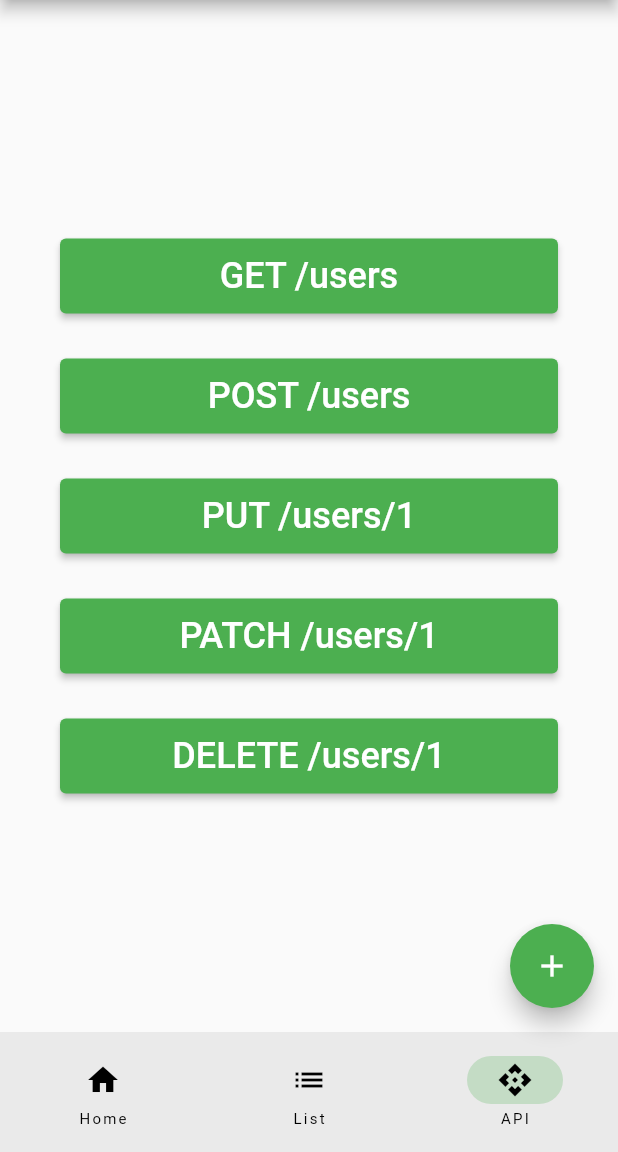
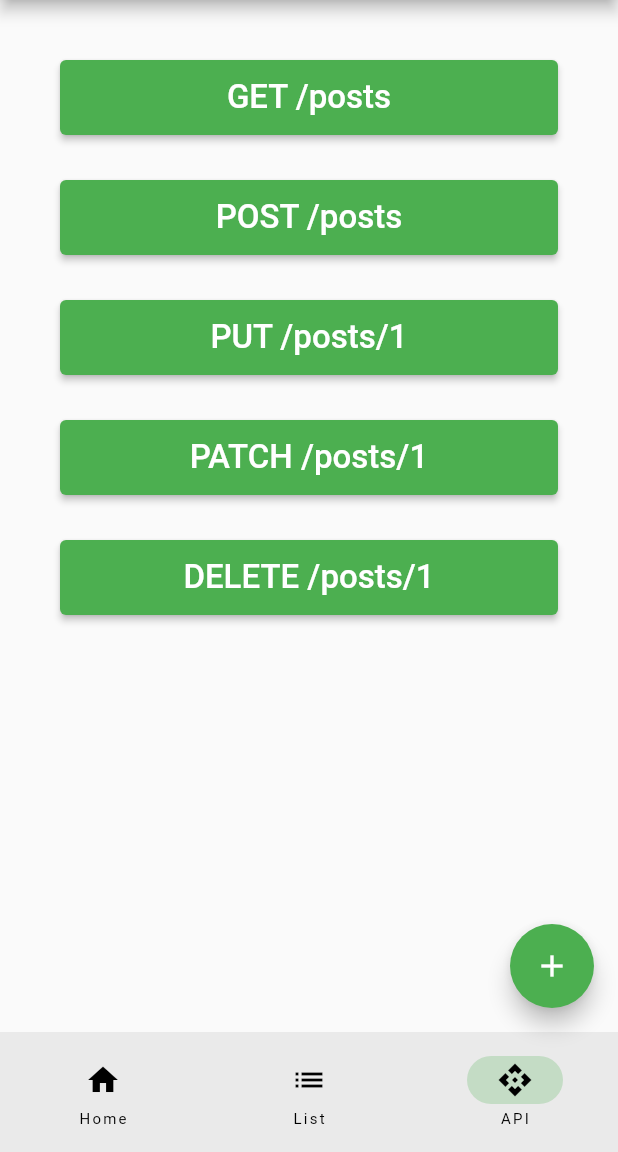
Before and after one commit to kafousis/hello_flutter, a Flutter app: the screen it shows after launch, item 3 of the bottom bar chosen, on a phone screen of 412 x 824 dp, the part 84-1236 px from its top. Run offline on Flutter 3.47's test engine with Material 2 defaults, Android fonts, the phone set to English and light mode, and no system bars; our stand-ins replace dio.

Commit message:
GET request fixes

```diff
--- a/lib/models/user.dart
+++ b/lib/models/post.dart
@@ -3,29 +3,32 @@ import 'package:json_annotation/json_annotation.dart';
 /// This allows the `User` class to access private members in
 /// the generated file. The value for this is *.g.dart, where
 /// the star denotes the source file name.
-part 'user.g.dart';
+part 'post.g.dart';
 
 /// An annotation for the code generator to know that this class needs the
 /// JSON serialization logic to be generated.
 @JsonSerializable()
-class User {
-  User(this.name, this.email);
+class Post {
 
-  String name;
-  String email;
+  final int userId;
+  final int id;
+  final String title;
+  final String body;
 
   @override
   String toString() {
-    return 'User{name: $name, email: $email}';
+    return 'Post{userId: $userId, id: $id, title: $title';
   }
 
+  Post(this.userId, this.id, this.title, this.body);
+
   /// A necessary factory constructor for creating a new User instance
-  /// from a map. Pass the map to the generated `_$UserFromJson()` constructor.
+  /// from a map. Pass the map to the generated `_$PostFromJson()` constructor.
   /// The constructor is named after the source class, in this case, User.
-  factory User.fromJson(Map<String, dynamic> json) => _$UserFromJson(json);
+  factory Post.fromJson(Map<String, dynamic> json) => _$PostFromJson(json);
 
   /// `toJson` is the convention for a class to declare support for serialization
   /// to JSON. The implementation simply calls the private, generated
-  /// helper method `_$UserToJson`.
-  Map<String, dynamic> toJson() => _$UserToJson(this);
+  /// helper method `_$PostToJson`.
+  Map<String, dynamic> toJson() => _$PostToJson(this);
 }
--- a/lib/screens/rest_api_ui.dart
+++ b/lib/screens/rest_api_ui.dart
@@ -1,4 +1,7 @@
 import 'package:flutter/material.dart';
+import 'package:hello_flutter/services/post_service.dart';
+
+import '../models/post.dart';
 
 class RestApi extends StatelessWidget {
   const RestApi({Key? key}) : super(key: key);
@@ -11,16 +14,23 @@ class RestApi extends StatelessWidget {
       body: Container(
         margin: const EdgeInsets.all(40.0),
         child: Column(
-          mainAxisAlignment: MainAxisAlignment.center,
+          mainAxisAlignment: MainAxisAlignment.start,
           children: [
             ElevatedButton(
               style: ElevatedButton.styleFrom(
                 minimumSize: const Size.fromHeight(50),
               ),
-              onPressed: () {},
+              onPressed: () {
+                Future<List<Post>> future = PostService().getPosts();
+                future
+                    .then((value) => debugPrint(value.toString()))
+                    .catchError((e) {
+                  debugPrint("Error: $e");
+                });
+              },
               child: const Text(
-                'GET /users',
-                style: TextStyle(fontSize: 24),
+                'GET /posts',
+                style: TextStyle(fontSize: 22),
               ),
             ),
             SizedBox(height: spaceBetween),
@@ -30,8 +40,8 @@ class RestApi extends StatelessWidget {
               ),
               onPressed: () {},
               child: const Text(
-                'POST /users',
-                style: TextStyle(fontSize: 24),
+                'POST /posts',
+                style: TextStyle(fontSize: 22),
               ),
             ),
             SizedBox(height: spaceBetween),
@@ -41,8 +51,8 @@ class RestApi extends StatelessWidget {
               ),
               onPressed: () {},
               child: const Text(
-                'PUT /users/1',
-                style: TextStyle(fontSize: 24),
+                'PUT /posts/1',
+                style: TextStyle(fontSize: 22),
               ),
             ),
             SizedBox(height: spaceBetween),
@@ -52,8 +62,8 @@ class RestApi extends StatelessWidget {
               ),
               onPressed: () {},
               child: const Text(
-                'PATCH /users/1',
-                style: TextStyle(fontSize: 24),
+                'PATCH /posts/1',
+                style: TextStyle(fontSize: 22),
               ),
             ),
             SizedBox(height: spaceBetween),
@@ -63,8 +73,8 @@ class RestApi extends StatelessWidget {
               ),
               onPressed: () {},
               child: const Text(
-                'DELETE /users/1',
-                style: TextStyle(fontSize: 24),
+                'DELETE /posts/1',
+                style: TextStyle(fontSize: 22),
               ),
             ),
           ],
--- /dev/null
+++ b/lib/services/post_service.dart
@@ -0,0 +1,19 @@
+import 'package:hello_flutter/models/post.dart';
+import 'package:hello_flutter/rest/rest_client.dart';
+
+class PostService {
+
+  // private constructor
+  PostService._();
+
+  // the one and only instance returned
+  static PostService? _instance;
+
+  // return _instance if not null, else call private constructor to create instance
+  factory PostService() => _instance ??= PostService._();
+
+  Future<List<Post>> getPosts() async {
+      final response = await RestClient().dio.call().get("posts/");
+      return response.data.map<Post>((json) => Post.fromJson(json)).toList();
+  }
+}
```
Also changed, not shown: lib/services/user_service.dart (deleted, +0 -19 lines), lib/models/post.g.dart (added), lib/models/user.g.dart (deleted).
